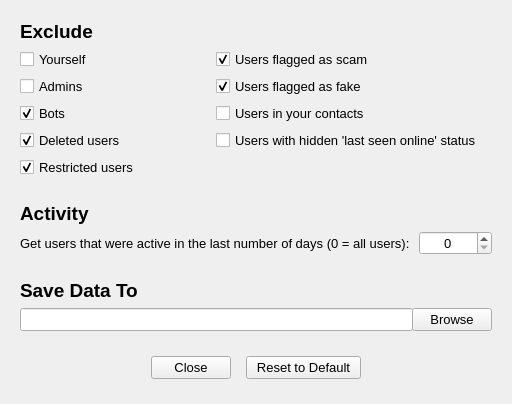
Before: the Qt Designer form src/gui/main_window/central_widget/scrape_widget/scrape_settings_widget/ScrapeSettingsWidget.ui in ephell/Telescrape, drawn with Qt 5.
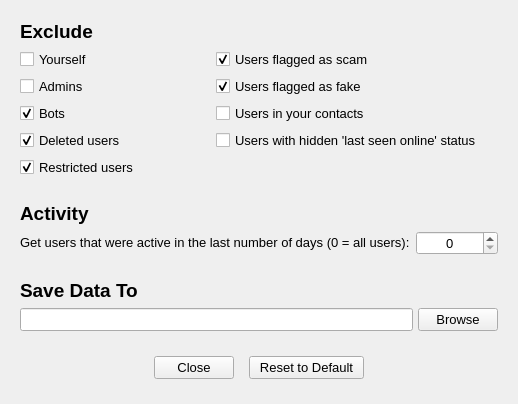
After: the same form once the commit is applied.

Commit message: Fix data dir line edit overlapping with browse button issue

Diff of the .ui file:
```diff
--- a/src/gui/main_window/central_widget/scrape_widget/scrape_settings_widget/ScrapeSettingsWidget.ui
+++ b/src/gui/main_window/central_widget/scrape_widget/scrape_settings_widget/ScrapeSettingsWidget.ui
@@ -9,7 +9,7 @@
    <rect>
     <x>0</x>
     <y>0</y>
-    <width>512</width>
+    <width>518</width>
     <height>404</height>
    </rect>
   </property>
@@ -21,7 +21,7 @@
   </property>
   <property name="minimumSize">
    <size>
-    <width>512</width>
+    <width>518</width>
     <height>404</height>
    </size>
   </property>
@@ -284,9 +284,15 @@
        <layout class="QHBoxLayout" name="horizontalLayout">
         <item>
          <widget class="QLabel" name="last_active_days_label">
+          <property name="sizePolicy">
+           <sizepolicy hsizetype="Fixed" vsizetype="Fixed">
+            <horstretch>0</horstretch>
+            <verstretch>0</verstretch>
+           </sizepolicy>
+          </property>
           <property name="minimumSize">
            <size>
-            <width>393</width>
+            <width>390</width>
             <height>0</height>
            </size>
           </property>
```
Left out of the diff: 6 changed lines with no effect on the pictures. The commit also changes 1 other file.
